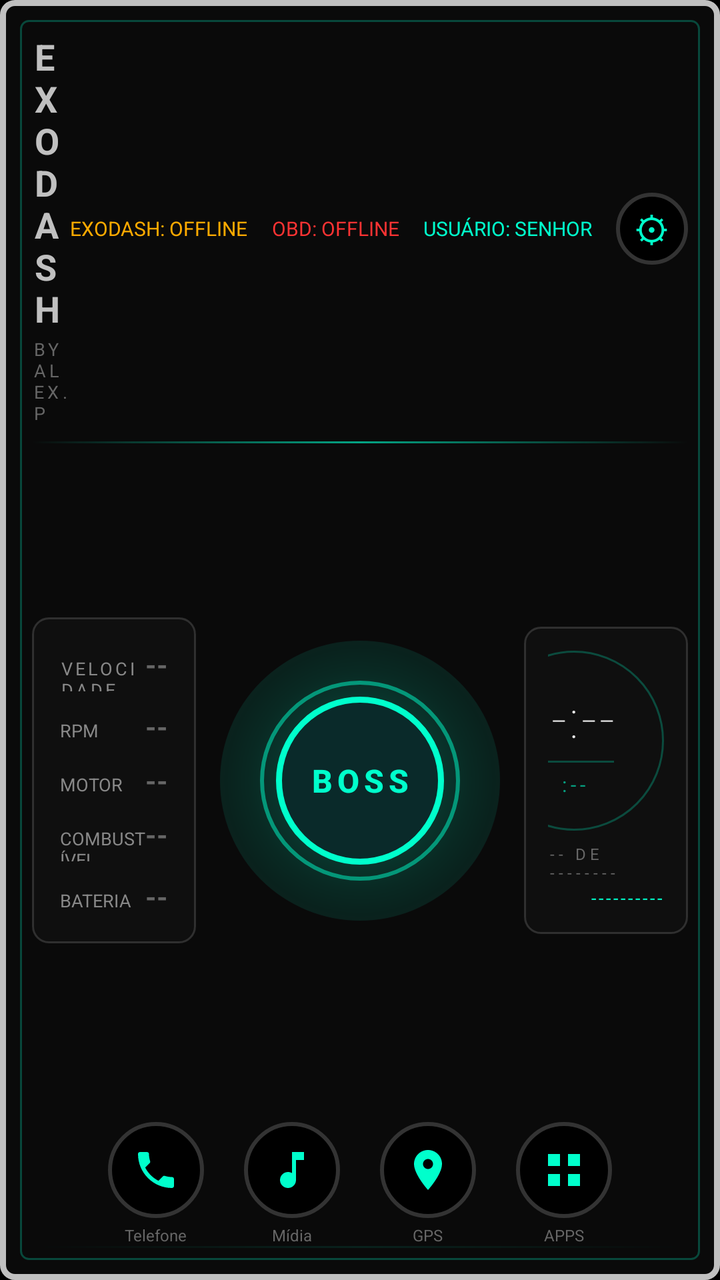
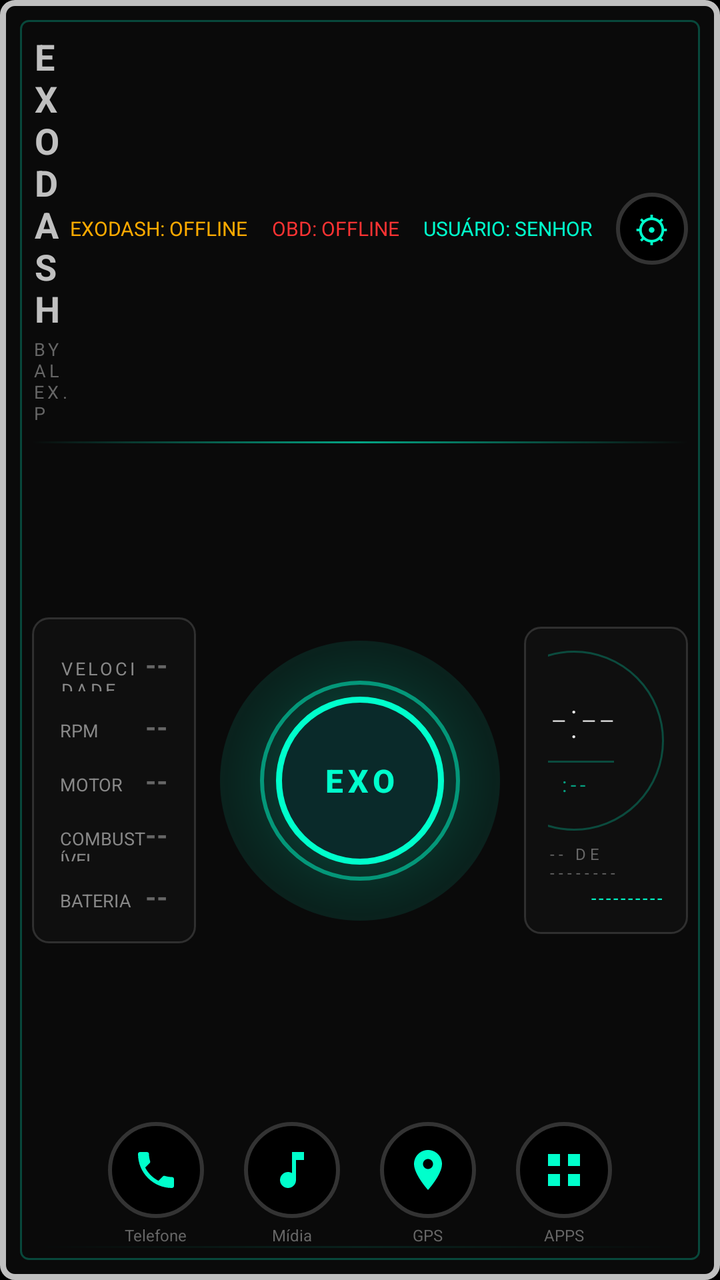

An Android layout rendered at two revisions. The XML below is the earlier revision; the diff shows what the commit changed to produce the second picture.
<!-- AndroidManifest.xml: activity theme Theme.Exodash -->
<!-- res/layout/activity_main.xml -->
<?xml version="1.0" encoding="utf-8"?>
<LinearLayout
    xmlns:android="http://schemas.android.com/apk/res/android"
    android:layout_width="match_parent"
    android:layout_height="match_parent"
    android:orientation="vertical"
    android:background="@drawable/frame_silver"
    android:padding="16dp">

    
    <LinearLayout
        android:layout_width="match_parent"
        android:layout_height="wrap_content"
        android:orientation="horizontal"
        android:gravity="center_vertical">

        <LinearLayout
            android:layout_width="0dp"
            android:layout_height="wrap_content"
            android:layout_weight="1"
            android:orientation="vertical">

            <TextView
                android:id="@+id/logoText"
                android:layout_width="wrap_content"
                android:layout_height="wrap_content"
                android:text="EXODASH"
                android:textColor="#C0C0C0"
                android:textSize="18sp"
                android:textStyle="bold"
                android:letterSpacing="0.15" />

            <TextView
                android:id="@+id/byText"
                android:layout_width="wrap_content"
                android:layout_height="wrap_content"
                android:text="BY ALEX. P"
                android:textColor="#666666"
                android:textSize="9sp"
                android:letterSpacing="0.2"
                android:layout_marginTop="2dp" />
        </LinearLayout>

        <LinearLayout
            android:layout_width="wrap_content"
            android:layout_height="wrap_content"
            android:orientation="horizontal"
            android:gravity="center_vertical">

            <TextView
                android:id="@+id/statusExo"
                android:layout_width="wrap_content"
                android:layout_height="wrap_content"
                android:text="EXODASH: OFFLINE"
                android:textColor="#FFAA00"
                android:textSize="10sp"
                android:layout_marginEnd="12dp" />

            <TextView
                android:id="@+id/statusObd"
                android:layout_width="wrap_content"
                android:layout_height="wrap_content"
                android:text="OBD: OFFLINE"
                android:textColor="#FF3333"
                android:textSize="10sp"
                android:layout_marginEnd="12dp" />

            <TextView
                android:id="@+id/statusUser"
                android:layout_width="wrap_content"
                android:layout_height="wrap_content"
                android:text="USUÁRIO: SENHOR"
                android:textColor="#00FFCC"
                android:textSize="10sp"
                android:layout_marginEnd="12dp" />

            
            <LinearLayout
                android:id="@+id/btnConfig"
                android:layout_width="36dp"
                android:layout_height="36dp"
                android:orientation="horizontal"
                android:gravity="center"
                android:clickable="true"
                android:focusable="true"
                android:background="@drawable/shortcut_bg">
                <TextView
                    android:layout_width="wrap_content"
                    android:layout_height="wrap_content"
                    android:text="⚙"
                    android:textColor="#00FFCC"
                    android:textSize="18sp" />
            </LinearLayout>
        </LinearLayout>
    </LinearLayout>

    
    <View
        android:layout_width="match_parent"
        android:layout_height="1dp"
        android:background="@drawable/divider_gradient"
        android:layout_marginTop="8dp"
        android:layout_marginBottom="8dp" />

    
    <LinearLayout
        android:layout_width="match_parent"
        android:layout_height="0dp"
        android:layout_weight="1"
        android:orientation="horizontal"
        android:gravity="center_vertical">

        
        <LinearLayout
            android:id="@+id/telemetryLayout"
            android:layout_width="0dp"
            android:layout_height="wrap_content"
            android:layout_weight="1"
            android:orientation="vertical"
            android:background="@drawable/card_bg"
            android:padding="14dp">

            <LinearLayout
                android:layout_width="match_parent"
                android:layout_height="wrap_content"
                android:orientation="horizontal"
                android:layout_marginBottom="8dp">
                <TextView
                    android:layout_width="0dp"
                    android:layout_height="wrap_content"
                    android:layout_weight="1"
                    android:text="VELOCIDADE"
                    android:textColor="#888888"
                    android:textSize="9sp"
                    android:letterSpacing="0.15" />
                <TextView
                    android:id="@+id/telSpeed"
                    android:layout_width="wrap_content"
                    android:layout_height="wrap_content"
                    android:text="--"
                    android:textColor="#666666"
                    android:textSize="14sp"
                    android:textStyle="bold" />
            </LinearLayout>

            <LinearLayout
                android:layout_width="match_parent"
                android:layout_height="wrap_content"
                android:orientation="horizontal"
                android:layout_marginBottom="8dp">
                <TextView
                    android:layout_width="0dp"
                    android:layout_height="wrap_content"
                    android:layout_weight="1"
                    android:text="RPM"
                    android:textColor="#888888"
                    android:textSize="9sp" />
                <TextView
                    android:id="@+id/telRpm"
                    android:layout_width="wrap_content"
                    android:layout_height="wrap_content"
                    android:text="--"
                    android:textColor="#666666"
                    android:textSize="14sp"
                    android:textStyle="bold" />
            </LinearLayout>

            <LinearLayout
                android:layout_width="match_parent"
                android:layout_height="wrap_content"
                android:orientation="horizontal"
                android:layout_marginBottom="8dp">
                <TextView
                    android:layout_width="0dp"
                    android:layout_height="wrap_content"
                    android:layout_weight="1"
                    android:text="MOTOR"
                    android:textColor="#888888"
                    android:textSize="9sp" />
                <TextView
                    android:id="@+id/telTemp"
                    android:layout_width="wrap_content"
                    android:layout_height="wrap_content"
                    android:text="--"
                    android:textColor="#666666"
                    android:textSize="14sp"
                    android:textStyle="bold" />
            </LinearLayout>

            <LinearLayout
                android:layout_width="match_parent"
                android:layout_height="wrap_content"
                android:orientation="horizontal"
                android:layout_marginBottom="8dp">
                <TextView
                    android:layout_width="0dp"
                    android:layout_height="wrap_content"
                    android:layout_weight="1"
                    android:text="COMBUSTÍVEL"
                    android:textColor="#888888"
                    android:textSize="9sp" />
                <TextView
                    android:id="@+id/telFuel"
                    android:layout_width="wrap_content"
                    android:layout_height="wrap_content"
                    android:text="--"
                    android:textColor="#666666"
                    android:textSize="14sp"
                    android:textStyle="bold" />
            </LinearLayout>

            <LinearLayout
                android:layout_width="match_parent"
                android:layout_height="wrap_content"
                android:orientation="horizontal">
                <TextView
                    android:layout_width="0dp"
                    android:layout_height="wrap_content"
                    android:layout_weight="1"
                    android:text="BATERIA"
                    android:textColor="#888888"
                    android:textSize="9sp" />
                <TextView
                    android:id="@+id/telBattery"
                    android:layout_width="wrap_content"
                    android:layout_height="wrap_content"
                    android:text="--"
                    android:textColor="#666666"
                    android:textSize="14sp"
                    android:textStyle="bold" />
            </LinearLayout>
        </LinearLayout>

        
        <FrameLayout
            android:layout_width="wrap_content"
            android:layout_height="wrap_content"
            android:layout_marginStart="12dp"
            android:layout_marginEnd="12dp">

            <View
                android:id="@+id/bossGlow"
                android:layout_width="140dp"
                android:layout_height="140dp"
                android:layout_gravity="center"
                android:background="@drawable/boss_glow" />

            <Button
                android:id="@+id/bossButton"
                android:layout_width="100dp"
                android:layout_height="100dp"
                android:layout_gravity="center"
                android:text="BOSS"
                android:textSize="16sp"
                android:textStyle="bold"
                android:textColor="#00FFCC"
                android:letterSpacing="0.15"
                android:background="@drawable/boss_button_bg"
                android:stateListAnimator="@null" />
        </FrameLayout>

        
        <LinearLayout
            android:id="@+id/rightColumn"
            android:layout_width="0dp"
            android:layout_height="wrap_content"
            android:layout_weight="1"
            android:orientation="vertical"
            android:gravity="end"
            android:background="@drawable/card_bg"
            android:padding="12dp">

            <LinearLayout
                android:id="@+id/clockLayout"
                android:layout_width="wrap_content"
                android:layout_height="wrap_content"
                android:orientation="vertical"
                android:gravity="end">

                <FrameLayout
                    android:layout_width="90dp"
                    android:layout_height="90dp"
                    android:background="@drawable/clock_ring">

                    <LinearLayout
                        android:layout_width="match_parent"
                        android:layout_height="match_parent"
                        android:orientation="vertical"
                        android:gravity="center">

                        <TextView
                            android:id="@+id/clockTime"
                            android:layout_width="wrap_content"
                            android:layout_height="wrap_content"
                            android:text="--:--"
                            android:textColor="#E8E8E8"
                            android:textSize="26sp"
                            android:fontFamily="sans-serif-thin"
                            android:letterSpacing="0.05" />

                        <View
                            android:layout_width="40dp"
                            android:layout_height="1dp"
                            android:background="#4000FFCC"
                            android:layout_marginTop="4dp" />

                        <TextView
                            android:id="@+id/clockSeconds"
                            android:layout_width="wrap_content"
                            android:layout_height="wrap_content"
                            android:text=":--"
                            android:textColor="#00FFCC"
                            android:textSize="10sp"
                            android:letterSpacing="0.2"
                            android:alpha="0.6"
                            android:layout_marginTop="4dp" />
                    </LinearLayout>
                </FrameLayout>

                <TextView
                    android:id="@+id/clockDate"
                    android:layout_width="wrap_content"
                    android:layout_height="wrap_content"
                    android:text="-- DE --------"
                    android:textColor="#666666"
                    android:textSize="8sp"
                    android:letterSpacing="0.25"
                    android:layout_marginTop="6dp" />

                <TextView
                    android:id="@+id/clockDay"
                    android:layout_width="wrap_content"
                    android:layout_height="wrap_content"
                    android:text="----------"
                    android:textColor="#00FFCC"
                    android:textSize="9sp"
                    android:letterSpacing="0.15"
                    android:layout_marginTop="1dp" />
            </LinearLayout>

            
            <LinearLayout
                android:id="@+id/musicFrame"
                android:layout_width="170dp"
                android:layout_height="wrap_content"
                android:orientation="vertical"
                android:background="@drawable/music_frame_bg"
                android:padding="8dp"
                android:layout_marginTop="10dp"
                android:visibility="gone">

                <TextView
                    android:layout_width="wrap_content"
                    android:layout_height="wrap_content"
                    android:text="TOCANDO AGORA"
                    android:textColor="#00FFCC"
                    android:textSize="7sp"
                    android:letterSpacing="0.2"
                    android:alpha="0.7" />

                <TextView
                    android:id="@+id/musicTrack"
                    android:layout_width="match_parent"
                    android:layout_height="wrap_content"
                    android:text="---"
                    android:textColor="#E8E8E8"
                    android:textSize="10sp"
                    android:textStyle="bold"
                    android:maxLines="1"
                    android:ellipsize="end"
                    android:layout_marginTop="4dp" />

                <TextView
                    android:id="@+id/musicArtist"
                    android:layout_width="match_parent"
                    android:layout_height="wrap_content"
                    android:text="---"
                    android:textColor="#888888"
                    android:textSize="8sp"
                    android:maxLines="1"
                    android:ellipsize="end"
                    android:layout_marginTop="1dp" />

                <FrameLayout
                    android:layout_width="match_parent"
                    android:layout_height="2dp"
                    android:background="@drawable/music_progress_bg"
                    android:layout_marginTop="6dp">
                    <View
                        android:id="@+id/musicProgress"
                        android:layout_width="0dp"
                        android:layout_height="match_parent"
                        android:background="@drawable/music_progress_bar" />
                </FrameLayout>
            </LinearLayout>
        </LinearLayout>
    </LinearLayout>


    
    <FrameLayout
        android:id="@+id/errorTriangle"
        android:layout_width="36dp"
        android:layout_height="36dp"
        android:layout_gravity="end"
        android:layout_marginEnd="8dp"
        android:layout_marginBottom="4dp"
        android:clickable="true"
        android:focusable="true"
        android:visibility="gone">

        <View
            android:layout_width="32dp"
            android:layout_height="28dp"
            android:layout_gravity="center"
            android:background="@drawable/error_triangle" />

        <TextView
            android:id="@+id/errorTriangleCount"
            android:layout_width="wrap_content"
            android:layout_height="wrap_content"
            android:layout_gravity="center"
            android:text="1"
            android:textColor="#FFFFFF"
            android:textSize="11sp"
            android:textStyle="bold"
            android:layout_marginTop="4dp" />
    </FrameLayout>

    
    <LinearLayout
        android:id="@+id/bottomLayout"
        android:layout_width="match_parent"
        android:layout_height="wrap_content"
        android:orientation="horizontal"
        android:gravity="center"
        android:paddingTop="10dp">

        <LinearLayout
            android:id="@+id/btnTelefone"
            android:layout_width="wrap_content"
            android:layout_height="wrap_content"
            android:orientation="vertical"
            android:gravity="center"
            android:layout_marginEnd="20dp"
            android:clickable="true"
            android:focusable="true"
            android:background="@drawable/shortcut_ripple">
            <ImageView
                android:layout_width="48dp"
                android:layout_height="48dp"
                android:padding="12dp"
                android:src="@drawable/ic_phone"
                android:background="@drawable/shortcut_bg"
                android:contentDescription="T" />
            <TextView
                android:layout_width="wrap_content"
                android:layout_height="wrap_content"
                android:text="Telefone"
                android:textColor="#666666"
                android:textSize="8sp"
                android:layout_marginTop="3dp" />
        </LinearLayout>

        <LinearLayout
            android:id="@+id/btnMidia"
            android:layout_width="wrap_content"
            android:layout_height="wrap_content"
            android:orientation="vertical"
            android:gravity="center"
            android:layout_marginEnd="20dp"
            android:clickable="true"
            android:focusable="true"
            android:background="@drawable/shortcut_ripple">
            <ImageView
                android:layout_width="48dp"
                android:layout_height="48dp"
                android:padding="12dp"
                android:src="@drawable/ic_music"
                android:background="@drawable/shortcut_bg"
                android:contentDescription="M" />
            <TextView
                android:layout_width="wrap_content"
                android:layout_height="wrap_content"
                android:text="Mídia"
                android:textColor="#666666"
                android:textSize="8sp"
                android:layout_marginTop="3dp" />
        </LinearLayout>

        <LinearLayout
            android:id="@+id/btnGps"
            android:layout_width="wrap_content"
            android:layout_height="wrap_content"
            android:orientation="vertical"
            android:gravity="center"
            android:layout_marginEnd="20dp"
            android:clickable="true"
            android:focusable="true"
            android:background="@drawable/shortcut_ripple">
            <ImageView
                android:layout_width="48dp"
                android:layout_height="48dp"
                android:padding="12dp"
                android:src="@drawable/ic_gps"
                android:background="@drawable/shortcut_bg"
                android:contentDescription="G" />
            <TextView
                android:layout_width="wrap_content"
                android:layout_height="wrap_content"
                android:text="GPS"
                android:textColor="#666666"
                android:textSize="8sp"
                android:layout_marginTop="3dp" />
        </LinearLayout>

        <LinearLayout
            android:id="@+id/btnApps"
            android:layout_width="wrap_content"
            android:layout_height="wrap_content"
            android:orientation="vertical"
            android:gravity="center"
            android:clickable="true"
            android:focusable="true"
            android:background="@drawable/shortcut_ripple">
            <ImageView
                android:layout_width="48dp"
                android:layout_height="48dp"
                android:padding="12dp"
                android:src="@drawable/ic_apps"
                android:background="@drawable/shortcut_bg"
                android:contentDescription="A" />
            <TextView
                android:layout_width="wrap_content"
                android:layout_height="wrap_content"
                android:text="APPS"
                android:textColor="#666666"
                android:textSize="8sp"
                android:layout_marginTop="3dp" />
        </LinearLayout>
    </LinearLayout>

    
    <View
        android:id="@+id/scanlineView"
        android:layout_width="match_parent"
        android:layout_height="1dp"
        android:background="@drawable/scanline_line"
        android:alpha="0.4"
        android:clickable="false"
        android:focusable="false" />
</LinearLayout>
<!-- resources referenced by this layout -->
<resources>
  <!-- drawable boss_glow (drawable) -->
  <?xml version="1.0" encoding="utf-8"?>
  <shape xmlns:android="http://schemas.android.com/apk/res/android"
      android:shape="oval">
      <gradient
          android:type="radial"
          android:gradientRadius="110dp"
          android:startColor="#5000FFCC"
          android:centerColor="#2000FFCC"
          android:endColor="#00000000" />
  </shape>
  <!-- drawable card_bg (drawable) -->
  <?xml version="1.0" encoding="utf-8"?>
  <shape xmlns:android="http://schemas.android.com/apk/res/android"
      android:shape="rectangle">
      <solid android:color="#0F0F0F" />
      <stroke android:width="1dp" android:color="#25FFFFFF" />
      <corners android:radius="8dp" />
  </shape>
  <!-- drawable clock_ring (drawable) -->
  <?xml version="1.0" encoding="utf-8"?>
  <shape xmlns:android="http://schemas.android.com/apk/res/android"
      android:shape="oval">
      <solid android:color="#00000000" />
      <stroke android:width="1dp" android:color="#4000FFCC" />
  </shape>
  <!-- drawable divider_gradient (drawable) -->
  <?xml version="1.0" encoding="utf-8"?>
  <shape xmlns:android="http://schemas.android.com/apk/res/android"
      android:shape="rectangle">
      <gradient
          android:angle="0"
          android:startColor="#0000FFCC"
          android:centerColor="#A000FFCC"
          android:endColor="#0000FFCC" />
  </shape>
  <!-- drawable ic_apps (drawable) -->
  <?xml version="1.0" encoding="utf-8"?>
  <vector xmlns:android="http://schemas.android.com/apk/res/android"
      android:width="24dp" android:height="24dp"
      android:viewportWidth="24" android:viewportHeight="24">
      <path android:fillColor="#00FFCC"
          android:pathData="M4,4h6v6H4z M14,4h6v6h-6z M4,14h6v6H4z M14,14h6v6h-6z" />
  </vector>
  <!-- drawable music_frame_bg (drawable) -->
  <?xml version="1.0" encoding="utf-8"?>
  <shape xmlns:android="http://schemas.android.com/apk/res/android"
      android:shape="rectangle">
      <solid android:color="#0A0A0A" />
      <stroke android:width="1dp" android:color="#4000FFCC" />
      <corners android:radius="6dp" />
  </shape>
  <!-- drawable music_progress_bar (drawable) -->
  <?xml version="1.0" encoding="utf-8"?>
  <shape xmlns:android="http://schemas.android.com/apk/res/android"
      android:shape="rectangle">
      <solid android:color="#00FFCC" />
      <corners android:radius="2dp" />
  </shape>
  <!-- drawable music_progress_bg (drawable) -->
  <?xml version="1.0" encoding="utf-8"?>
  <shape xmlns:android="http://schemas.android.com/apk/res/android"
      android:shape="rectangle">
      <solid android:color="#1a1a1a" />
      <corners android:radius="2dp" />
  </shape>
  <!-- drawable scanline_line (drawable) -->
  <?xml version="1.0" encoding="utf-8"?>
  <shape xmlns:android="http://schemas.android.com/apk/res/android"
      android:shape="rectangle">
      <gradient
          android:angle="0"
          android:startColor="#0000FFCC"
          android:centerColor="#4000FFCC"
          android:endColor="#0000FFCC" />
  </shape>
  <!-- drawable shortcut_bg (drawable) -->
  <?xml version="1.0" encoding="utf-8"?>
  <shape xmlns:android="http://schemas.android.com/apk/res/android"
      android:shape="oval">
      <solid android:color="#000000" />
      <stroke android:width="2dp" android:color="#333333" />
  </shape>
  <!-- drawable shortcut_ripple (drawable) -->
  <?xml version="1.0" encoding="utf-8"?>
  <ripple xmlns:android="http://schemas.android.com/apk/res/android"
      android:color="#6000FFCC">
      <item android:id="@android:id/mask">
          <shape android:shape="oval">
              <solid android:color="#FFFFFF" />
          </shape>
      </item>
  </ripple>
  <color name="black">#000000</color>
  <style name="ExodashAnimation">
          <item name="android:activityOpenEnterAnimation">@android:anim/fade_in</item>
          <item name="android:activityOpenExitAnimation">@android:anim/fade_out</item>
          <item name="android:activityCloseEnterAnimation">@android:anim/fade_in</item>
          <item name="android:activityCloseExitAnimation">@android:anim/fade_out</item>
      </style>
</resources>

<!-- the commit's change to res/layout/activity_main.xml (unified diff, before → after) -->
@@ -250,7 +250,7 @@
                 android:layout_width="100dp"
                 android:layout_height="100dp"
                 android:layout_gravity="center"
-                android:text="BOSS"
+                android:text="EXO"
                 android:textSize="16sp"
                 android:textStyle="bold"
                 android:textColor="#00FFCC"
